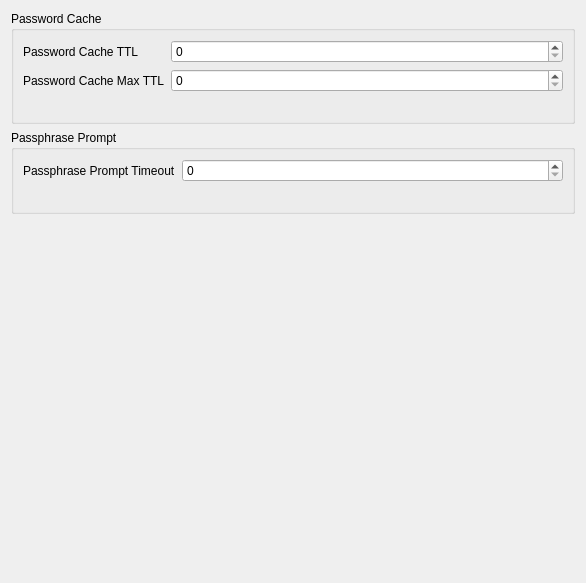
Above: ui/RpgpSettings.ui from saturneric/GpgFrontend before the change. Below: the same form after it.
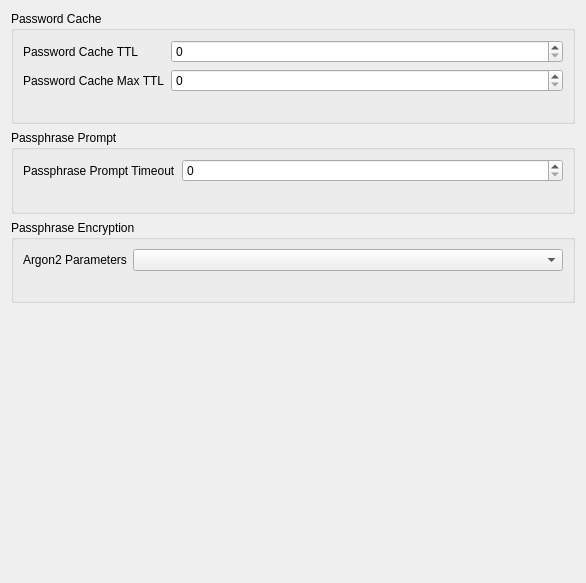
That is the form after the change.

Commit message:
feat(settings): add Argon2 encryption profiles
- add high-memory and low-memory Argon2 profile choices
- persist the selected profile in application settings
- apply profile changes immediately for new encryption
- explain memory requirements and recipient compatibility in the UI

Diff of the .ui file:
```diff
--- a/ui/RpgpSettings.ui
+++ b/ui/RpgpSettings.ui
@@ -102,6 +102,52 @@
      </layout>
     </widget>
    </item>
+   <item>
+    <widget class="QGroupBox" name="symmetricEncryptionGroupBox">
+     <property name="title">
+      <string>Passphrase Encryption</string>
+     </property>
+     <layout class="QVBoxLayout" name="symmetricVerticalLayout">
+      <item>
+       <layout class="QFormLayout" name="symmetricFormLayout">
+        <property name="fieldGrowthPolicy">
+         <enum>QFormLayout::FieldGrowthPolicy::AllNonFixedFieldsGrow</enum>
+        </property>
+        <property name="labelAlignment">
+         <set>Qt::AlignmentFlag::AlignLeading|Qt::AlignmentFlag::AlignLeft|Qt::AlignmentFlag::AlignVCenter</set>
+        </property>
+        <item row="0" column="0">
+         <widget class="QLabel" name="argon2ProfileLabel">
+          <property name="text">
+           <string>Argon2 Parameters</string>
+          </property>
+         </widget>
+        </item>
+        <item row="0" column="1">
+         <widget class="QComboBox" name="argon2ProfileComboBox">
+          <property name="sizePolicy">
+           <sizepolicy hsizetype="Expanding" vsizetype="Fixed">
+            <horstretch>0</horstretch>
+            <verstretch>0</verstretch>
+           </sizepolicy>
+          </property>
+         </widget>
+        </item>
+       </layout>
+      </item>
+      <item>
+       <widget class="QLabel" name="symmetricEncryptionTipsLabel">
+        <property name="text">
+         <string/>
+        </property>
+        <property name="wordWrap">
+         <bool>true</bool>
+        </property>
+       </widget>
+      </item>
+     </layout>
+    </widget>
+   </item>
    <item>
     <spacer name="verticalSpacer">
      <property name="orientation">
```
The commit also changes 1 other file.
